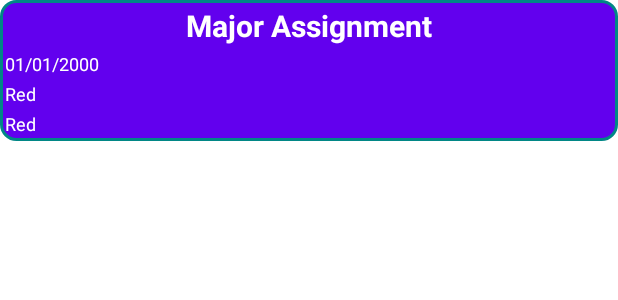
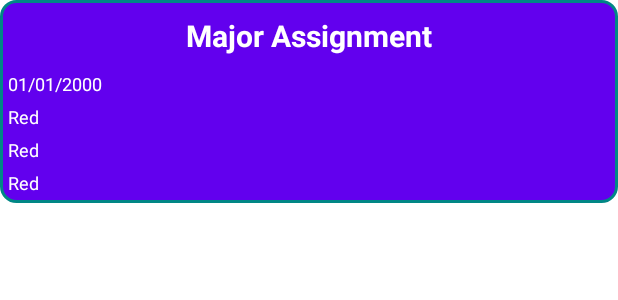
Before and after one commit to ALentini222/COMP3025Assignment, an Android app: the layout ski_project.xml on its own in the app's theme, with its tools: preview values and no code run, on a phone screen of 412 x 824 dp. Shown: the top 300 px of the screen. Run offline under Robolectric (Android 15) with nearby library versions, the phone set to English and light mode, and no system bars.

```diff
--- a/app/build.gradle
+++ b/app/build.gradle
@@ -44,8 +44,10 @@ dependencies {
     implementation 'androidx.appcompat:appcompat:1.4.1'
     implementation 'com.google.android.material:material:1.5.0'
     implementation 'androidx.constraintlayout:constraintlayout:2.1.3'
-    implementation 'com.google.firebase:firebase-firestore:24.0.2'
+    implementation 'com.google.firebase:firebase-firestore:24.1.0'
     implementation 'com.google.firebase:firebase-common-ktx:20.1.0'
+    implementation 'com.android.volley:volley:1.2.1'
+    implementation 'com.google.android.gms:play-services-location:19.0.1'
     androidTestImplementation 'androidx.test.ext:junit:1.1.3'
     androidTestImplementation 'androidx.test.espresso:espresso-core:3.4.0'
     implementation 'com.firebaseui:firebase-ui-auth:7.2.0'
@@ -53,4 +55,5 @@ dependencies {
     implementation 'com.google.firebase:firebase-auth-ktx'
     implementation "androidx.lifecycle:lifecycle-extensions:2.2.0"
     implementation 'androidx.fragment:fragment-ktx:1.4.1'
+    implementation 'com.squareup.okhttp3:okhttp:3.10.0'
 }
--- a/app/src/main/java/com/lakehead1141007/comp3025assignment/DetailedWaxLogActivity.kt
+++ b/app/src/main/java/com/lakehead1141007/comp3025assignment/DetailedWaxLogActivity.kt
@@ -43,8 +43,5 @@ class DetailedWaxLogActivity : AppCompatActivity(), ProjectAdapter.ProjectItemLi
     }
 
     override fun projectSelected(project: Project) {
-        var intent = Intent(this, ViewDetailedWaxLogActivity::class.java)
-        intent.putExtra("projectID", project.id)
-        startActivity(intent)
     }
 }
--- a/app/src/main/java/com/lakehead1141007/comp3025assignment/MainActivity.kt
+++ b/app/src/main/java/com/lakehead1141007/comp3025assignment/MainActivity.kt
@@ -47,10 +47,6 @@ class MainActivity : AppCompatActivity() {
             val intent = Intent(this, DetailedWaxLogActivity::class.java)
             startActivity(intent)
         }
-        binding.detailedInfoButton.setOnClickListener{
-            val intent = Intent(this, DetailedWeatherActivity::class.java)
-            startActivity(intent)
-        }
         binding.weatherButton.setOnClickListener{
             val intent = Intent(this, WeatherButtonActivity::class.java)
             startActivity(intent)
--- a/app/src/main/java/com/lakehead1141007/comp3025assignment/ProjectAdapter.kt
+++ b/app/src/main/java/com/lakehead1141007/comp3025assignment/ProjectAdapter.kt
@@ -17,6 +17,7 @@ class ProjectAdapter (val context : Context,
         val dateTextView = itemView.findViewById<TextView>(R.id.dateTextView)!!
         val glideTextView = itemView.findViewById<TextView>(R.id.glideTextView)!!
         val gripTextView = itemView.findViewById<TextView>(R.id.gripTextView)!!
+        val commentsTextView = itemView.findViewById<TextView>(R.id.commentsTextView)!!
     }
 
     override fun onCreateViewHolder(parent: ViewGroup, viewType: Int): ProjectViewHolder {
@@ -32,6 +33,7 @@ class ProjectAdapter (val context : Context,
             dateTextView.text = project.date
             glideTextView.text = project.glide
             gripTextView.text = project.grip
+            commentsTextView.text = project.comments
             itemView.setOnClickListener {
                 itemListener.projectSelected(project)
             }
--- a/app/src/main/res/layout/ski_project.xml
+++ b/app/src/main/res/layout/ski_project.xml
@@ -14,7 +14,7 @@
         tools:text="Major Assignment"
         android:gravity="center_horizontal"
         android:textSize="20sp"
-        android:padding="3dp"
+        android:padding="10dp"
         android:textStyle="bold"
         android:textColor="@color/white"/>
 
@@ -25,9 +25,9 @@
         tools:text="@string/_01_01_2000"
         android:gravity="center_vertical"
         android:textSize="12sp"
-        android:paddingStart="3dp"
-        android:paddingEnd="3dp"
-        android:paddingBottom="3dp"
+        android:paddingStart="5dp"
+        android:paddingEnd="5dp"
+        android:paddingBottom="5dp"
         android:textColor="@color/white"
         />
     <TextView
@@ -37,9 +37,9 @@
         tools:text="Red"
         android:gravity="center_vertical"
         android:textSize="12sp"
-        android:paddingStart="3dp"
-        android:paddingEnd="3dp"
-        android:paddingBottom="3dp"
+        android:paddingStart="5dp"
+        android:paddingEnd="5dp"
+        android:paddingBottom="5dp"
         android:textColor="@color/white"
         />
     <TextView
@@ -49,9 +49,21 @@
         tools:text="Red"
         android:gravity="center_vertical"
         android:textSize="12sp"
-        android:paddingStart="3dp"
-        android:paddingEnd="3dp"
-        android:paddingBottom="3dp"
+        android:paddingStart="5dp"
+        android:paddingEnd="5dp"
+        android:paddingBottom="5dp"
+        android:textColor="@color/white"
+        />
+    <TextView
+        android:id="@+id/commentsTextView"
+        android:layout_width="wrap_content"
+        android:layout_height="match_parent"
+        tools:text="Red"
+        android:gravity="center_vertical"
+        android:textSize="12sp"
+        android:paddingStart="5dp"
+        android:paddingEnd="5dp"
+        android:paddingBottom="5dp"
         android:textColor="@color/white"
         />
 </android.widget.LinearLayout>
```
Also changed, not shown: app/src/main/AndroidManifest.xml (+5 -2 lines), app/src/main/java/com/lakehead1141007/comp3025assignment/DetailedWeatherActivity.kt (deleted, +0 -35 lines), app/src/main/java/com/lakehead1141007/comp3025assignment/ViewDetailedWaxLogActivity.kt (deleted, +0 -37 lines), app/src/main/java/com/lakehead1141007/comp3025assignment/WeatherButtonActivity.kt (+67 -19 lines), app/src/main/res/layout/activity_main.xml (+1 -11 lines), app/src/main/res/layout/activity_weather_button.xml (+2 -32 lines), app/src/main/res/values/strings.xml (+16 -0 lines).
